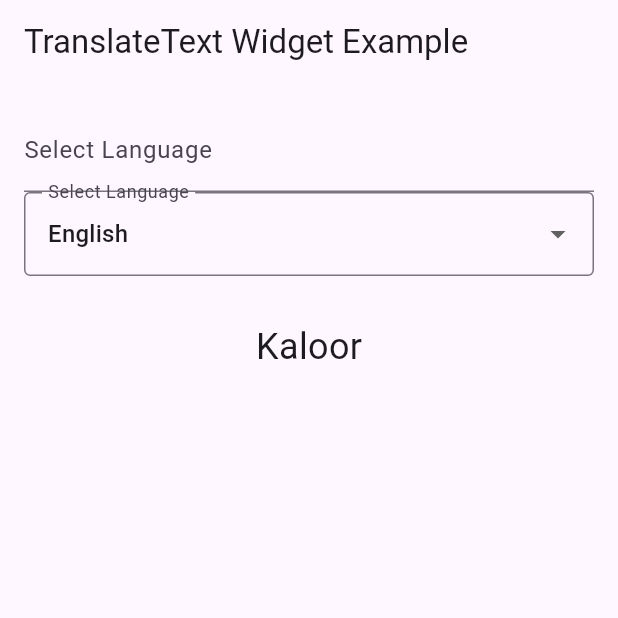
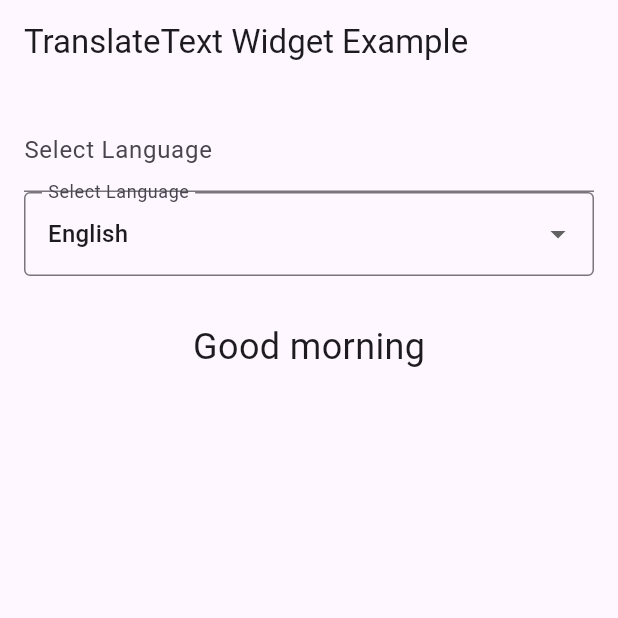
Before and after one commit to zamizayn/custom_tranlsator, a Flutter app: the screen it shows after launch, on a phone screen of 412 x 824 dp, the top half of it. Run offline on Flutter 3.47's test engine with Material 3 defaults, Android fonts, the phone set to English and light mode, and no system bars.

Commit message:
changes in translator

```diff
--- a/example/lib/main.dart
+++ b/example/lib/main.dart
@@ -192,7 +192,7 @@ class _TranslationHomeState extends State<TranslationHome> {
 
             // Translated text
             TranslateText(
-              "Kaloor",
+              "Good morning",
               style: const TextStyle(fontSize: 24),
             ),
           ],
--- a/pubspec.yaml
+++ b/pubspec.yaml
@@ -1,6 +1,6 @@
 name: custom_google_translate
 description: A customizable widget package for Google Translate support in Flutter.
-version: 1.0.9
+version: 1.0.10
 homepage: https://github.com/zamizayn/custom_tranlsator
 repository: https://github.com/zamizayn/custom_tranlsator
 issue_tracker: https://github.com/zamizayn/custom_tranlsator/issues
```
Also changed, not shown: lib/custom_google_translate.dart (+4 -3 lines), 1 other file.
